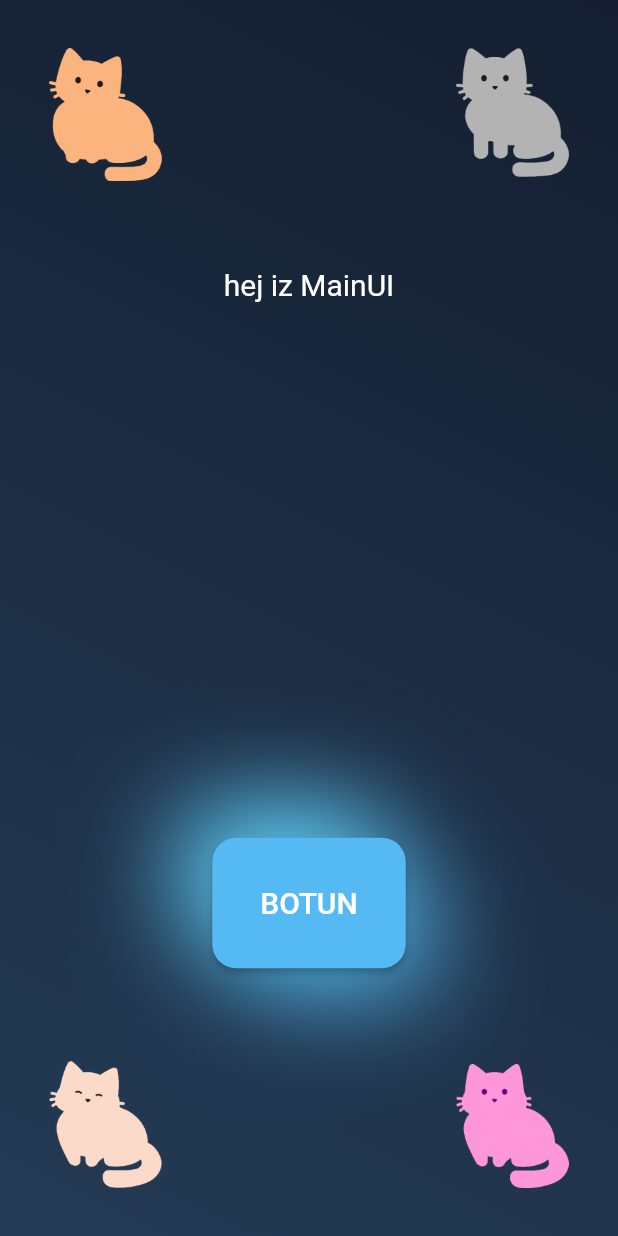
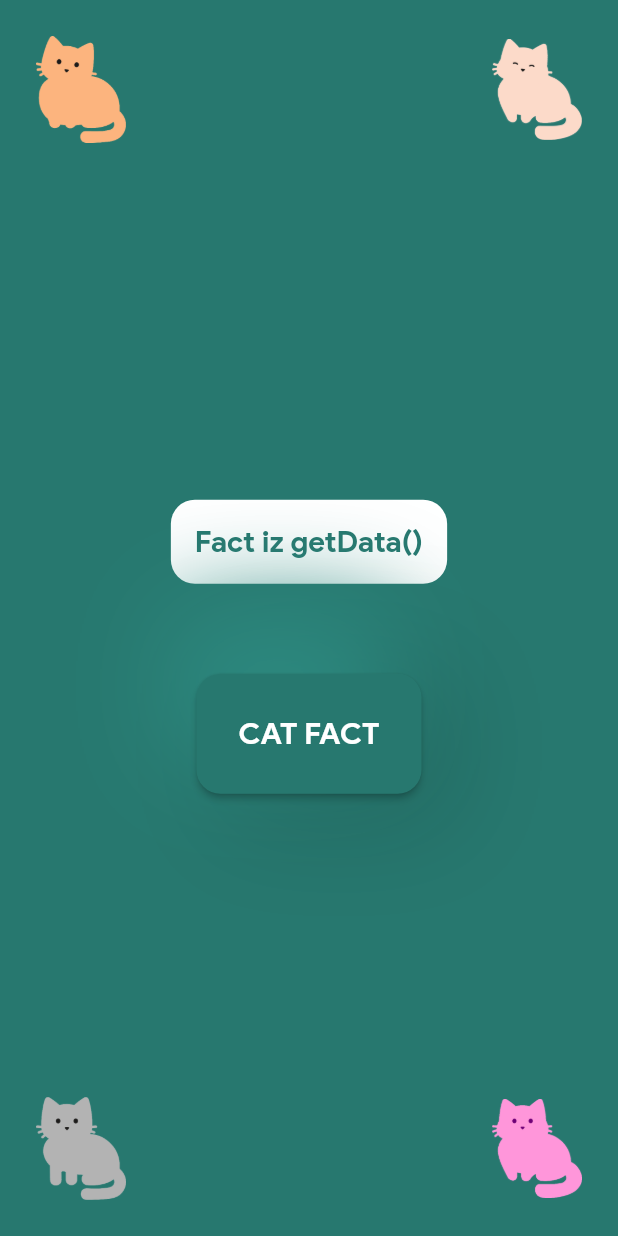
Before and after one commit to jokilic/PurrFact, a Flutter app: the screen it shows after launch, on a phone screen of 412 x 824 dp. Run offline on Flutter 3.47's test engine with Material 2 defaults, Android fonts, the phone set to English and light mode, and no system bars.

Commit message:
Updated the UI, added a fresh font...

```diff
--- a/lib/getData.dart
+++ b/lib/getData.dart
@@ -8,7 +8,7 @@ var data;
 var response;
 int i;
 int randomNumber;
-String fact = 'hej iz getData';
+String fact = 'Fact iz getData()';
 
 class DataGetter {
   Future<dynamic> getData() async {
--- a/lib/main.dart
+++ b/lib/main.dart
@@ -1,11 +1,12 @@
 import 'package:flutter/material.dart';
-import 'variables.dart';
 import 'mainUI.dart';
 
 void main() {
   return runApp(
     MaterialApp(
+      title: 'Random Cat Facts',
       debugShowCheckedModeBanner: false,
+      theme: ThemeData(fontFamily: 'Product Sans'),
       home: MainUI(),
     ),
   );
--- a/lib/mainUI.dart
+++ b/lib/mainUI.dart
@@ -1,11 +1,9 @@
 import 'package:flutter/material.dart';
 import 'package:flutter/cupertino.dart';
-import 'package:mojamalaaplikacija/variables.dart';
+import 'variables.dart';
 import 'getData.dart';
 
 DataGetter dataGetter = DataGetter();
-
-String fact = 'hej iz MainUI';
 
 class MainUI extends StatefulWidget {
   @override
@@ -16,63 +14,70 @@ class _MainUIState extends State<MainUI> {
   @override
   Widget build(BuildContext context) {
     return Container(
-      decoration: BoxDecoration(
-        gradient: LinearGradient(
-          begin: Alignment.topRight,
-          end: Alignment.bottomLeft,
-          colors: [
-            Color(0xFF141E30),
-            Color(0xFF243B55),
-          ],
-        ),
-      ),
+      color: mainColor,
       child: Scaffold(
         backgroundColor: Colors.transparent,
         body: SafeArea(
-          child: Row(
-            mainAxisAlignment: MainAxisAlignment.spaceAround,
+          child: Column(
+            mainAxisAlignment: MainAxisAlignment.spaceBetween,
             children: <Widget>[
-              Column(
+              Row(
                 mainAxisAlignment: MainAxisAlignment.spaceBetween,
                 children: <Widget>[
                   Padding(
-                    padding: const EdgeInsets.all(32.0),
+                    padding: const EdgeInsets.all(24.0),
                     child: Image(
                       image: AssetImage('images/maca1.png'),
-                      width: 75.0,
+                      width: 60.0,
                     ),
                   ),
                   Padding(
-                    padding: const EdgeInsets.all(32.0),
+                    padding: const EdgeInsets.all(24.0),
                     child: Image(
                       image: AssetImage('images/maca2.png'),
-                      width: 75.0,
+                      width: 60.0,
                     ),
                   ),
                 ],
               ),
               Column(
-                mainAxisAlignment: MainAxisAlignment.spaceAround,
                 children: <Widget>[
-                  Text(
+                  Padding(
+                    padding: const EdgeInsets.all(36.0),
+                    child: Container(
+                      decoration: BoxDecoration(
+                        color: Colors.white,
+                        borderRadius: BorderRadius.all(
+                          Radius.circular(16.0),
+                        ),
+                      ),
+                      child: Padding(
+                        padding: const EdgeInsets.all(16.0),
+                        child: Text(
                           fact,
                           style: TextStyle(
                             fontSize: 20.0,
-                      color: Colors.white,
+                            color: mainColor,
+                          ),
+                          textAlign: TextAlign.center,
+                        ),
+                      ),
                     ),
                   ),
                   Center(
                     child: Container(
                       decoration: neumorphicShadow,
+                      child: Padding(
+                        padding: const EdgeInsets.only(top: 24.0),
                         child: RaisedButton(
                           shape: RoundedRectangleBorder(
                             borderRadius: BorderRadius.circular(16.0),
                           ),
                           color: mainColor,
-                        padding: EdgeInsets.all(32.0),
+                          padding: EdgeInsets.all(28.0),
                           onPressed: () => dataGetter.getData(),
                           child: Text(
-                          'BOTUN',
+                            'CAT FACT',
                             style: TextStyle(
                               fontSize: 20.0,
                               color: Colors.white,
@@ -81,23 +86,24 @@ class _MainUIState extends State<MainUI> {
                         ),
                       ),
                     ),
+                  ),
                 ],
               ),
-              Column(
+              Row(
                 mainAxisAlignment: MainAxisAlignment.spaceBetween,
                 children: <Widget>[
                   Padding(
-                    padding: const EdgeInsets.all(32.0),
+                    padding: const EdgeInsets.all(24.0),
                     child: Image(
                       image: AssetImage('images/maca3.png'),
-                      width: 75.0,
+                      width: 60.0,
                     ),
                   ),
                   Padding(
-                    padding: const EdgeInsets.all(32.0),
+                    padding: const EdgeInsets.all(24.0),
                     child: Image(
                       image: AssetImage('images/maca4.png'),
-                      width: 75.0,
+                      width: 60.0,
                     ),
                   ),
                 ],
--- a/lib/variables.dart
+++ b/lib/variables.dart
@@ -1,8 +1,8 @@
 import 'package:flutter/material.dart';
 
-const Color mainColor = Color(0xFF55B9F3);
-const Color darkShadow = Color(0xFF489DCF);
-const Color lightShadow = Color(0xFF62D5FF);
+const Color mainColor = Color(0xFF27786F);
+const Color darkShadow = Color(0xFF21665e);
+const Color lightShadow = Color(0xFF2d8a80);
 
 const BoxDecoration neumorphicShadow = BoxDecoration(
   boxShadow: [
--- a/pubspec.yaml
+++ b/pubspec.yaml
@@ -3,7 +3,7 @@ description: A new Flutter application.
 version: 1.0.0+1
 
 environment:
-  sdk: ">=2.1.0 <3.0.0"
+  sdk: '>=2.1.0 <3.0.0'
 
 dependencies:
   flutter:
@@ -18,3 +18,7 @@ flutter:
   uses-material-design: true
   assets:
     - images/
+  fonts:
+    - family: Product Sans
+      fonts:
+        - asset: fonts/Product Sans Bold.ttf
```
Also changed, not shown: fonts/Product Sans Bold.ttf (added). Lines whose indentation alone changed are shown as unchanged.
